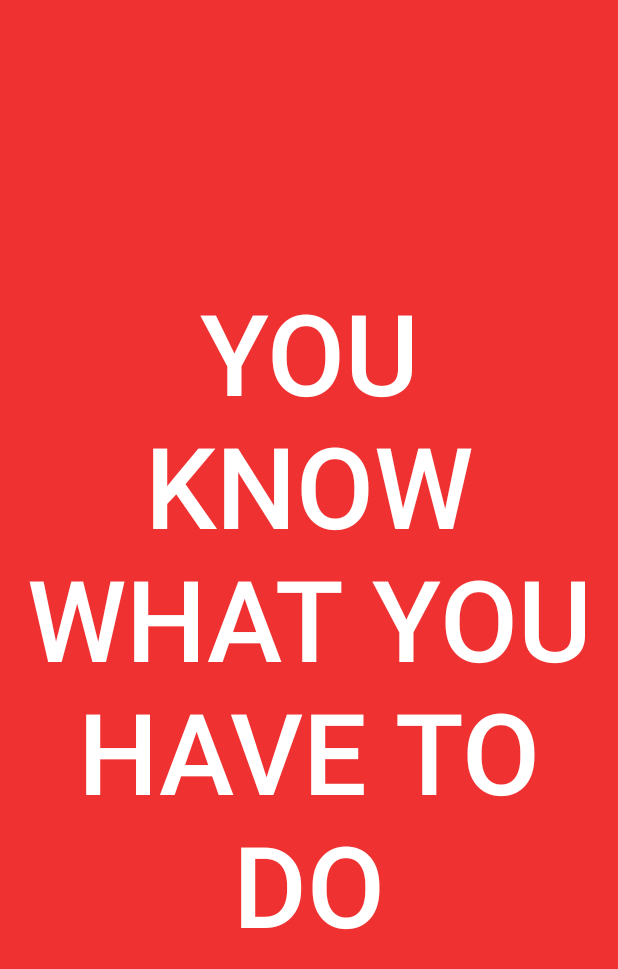
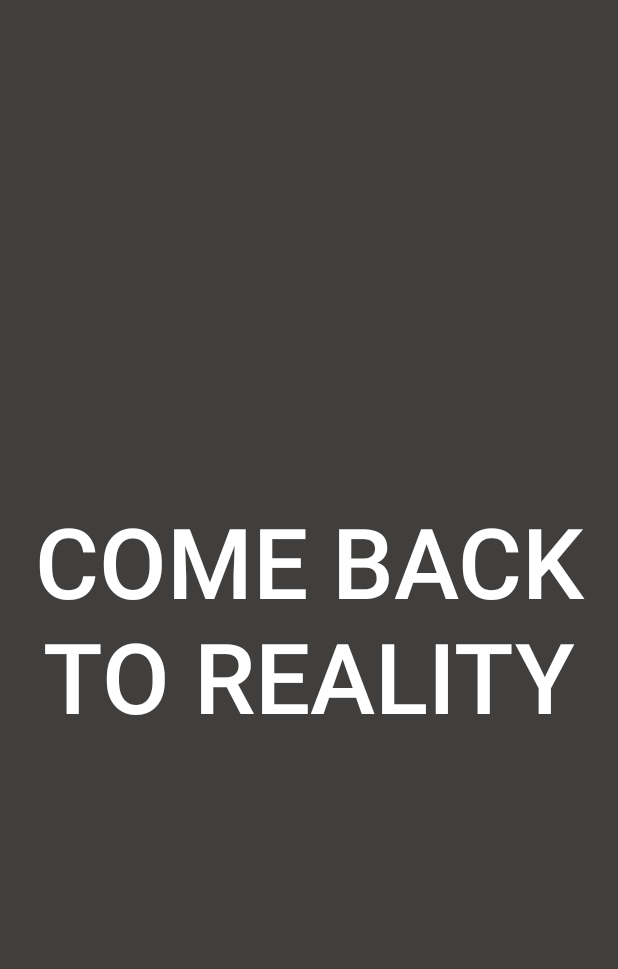
Before and after one commit to FunnyGopher/BwaaahButton, an Android app: the screen it shows after launch (MainActivity), on a phone screen of 412 x 824 dp. Shown: the top 969 px of the screen. Run offline under Robolectric (Android 15) with nearby library versions, the phone set to English and light mode, and no system bars.

Commit message:
Volume rockers now control the music volume.
Added quote strings and bwaaah string to string resources.
Changed icon to something more fitting.
Changed compile version to 23.
Bumped version to 1.1.

```diff
--- a/app/src/main/AndroidManifest.xml
+++ b/app/src/main/AndroidManifest.xml
@@ -1,10 +1,10 @@
 <?xml version="1.0" encoding="utf-8"?>
 <manifest xmlns:android="http://schemas.android.com/apk/res/android"
-    package="com.github.funnygopher.bwaaahbutton" >
+    package="com.github.funnygopher.bwaaahbutton">
 
     <application
         android:allowBackup="true"
-        android:icon="@mipmap/app_icon"
+        android:icon="@mipmap/ic_launcher"
         android:label="@string/app_name"
         android:theme="@style/Theme.AppCompat.NoActionBar" >
         <activity
@@ -12,7 +12,6 @@
             android:label="@string/app_name" >
             <intent-filter>
                 <action android:name="android.intent.action.MAIN" />
-
                 <category android:name="android.intent.category.LAUNCHER" />
             </intent-filter>
         </activity>
--- a/app/src/main/java/com/github/funnygopher/bwaaahbutton/MainActivity.java
+++ b/app/src/main/java/com/github/funnygopher/bwaaahbutton/MainActivity.java
@@ -1,10 +1,11 @@
 package com.github.funnygopher.bwaaahbutton;
 
+import android.content.res.Resources;
+import android.media.AudioManager;
 import android.media.MediaPlayer;
+import android.os.Bundle;
 import android.support.v7.app.ActionBarActivity;
-import android.os.Bundle;
-import android.view.Menu;
-import android.view.MenuItem;
+import android.support.v7.app.AppCompatActivity;
 import android.view.MotionEvent;
 import android.view.View;
 import android.view.animation.Animation;
@@ -13,48 +14,63 @@ import android.widget.Button;
 
 import java.util.Random;
 
-public class MainActivity extends ActionBarActivity {
+public class MainActivity extends AppCompatActivity {
 
-    private Random rand = new Random();
     private Button bwaaahButton;
     private MediaPlayer mediaPlayer;
 
-    private final String[] QUOTES = new String[] {
-        "Dream a little bigger",
-        "You know what you have to do",
-        "Dreams feel real while we're in them",
-        "I'm asking you to take a leap of faith",
-        "Come back to reality",
-    };
-    private final String BWAAAH = "Bwaaah!";
+    private Random rand;
+    private String[] quotes;
+    private String currQuote;
+    private String bwaaah;
 
     @Override
     protected void onCreate(Bundle savedInstanceState) {
         super.onCreate(savedInstanceState);
         setContentView(R.layout.activity_main);
 
+        // We need the volume rockers to control the music audio volume and not the ring volume
+        setVolumeControlStream(AudioManager.STREAM_MUSIC);
+
+        rand = new Random(System.currentTimeMillis());
+
+        // Grab the quotes and bwaaah string from resources
+        Resources res = getResources();
+        quotes = res.getStringArray(R.array.quotes);
+        bwaaah = res.getString(R.string.bwaaah);
+        currQuote = "";
+
+        // Initialize the button
         bwaaahButton = (Button) findViewById(R.id.bwaaah_button);
-        bwaaahButton.setText(QUOTES[rand.nextInt(QUOTES.length)]);
+        changeQuote();
         bwaaahButton.setOnTouchListener(new View.OnTouchListener() {
             @Override
             public boolean onTouch(View v, MotionEvent event) {
                 switch (event.getAction()) {
                     case MotionEvent.ACTION_DOWN:
-                        changeButtonText(BWAAAH);
-                        playSound();
-                        Animation shake = AnimationUtils.loadAnimation(MainActivity.this, R.anim.shake);
-                        bwaaahButton.startAnimation(shake);
+                        onTouchDown();
                         break;
 
                     case MotionEvent.ACTION_UP:
-                        bwaaahButton.setText(QUOTES[rand.nextInt(QUOTES.length)]);
-                        stopSound();
-                        bwaaahButton.clearAnimation();
+                        onTouchUp();
                         break;
                 }
                 return false;
             }
         });
+    }
+
+    private void onTouchDown() {
+        bwaaahButton.setText(bwaaah);
+        playSound();
+        Animation shake = AnimationUtils.loadAnimation(MainActivity.this, R.anim.shake);
+        bwaaahButton.startAnimation(shake);
+    }
+
+    private void onTouchUp() {
+        changeQuote();
+        stopSound();
+        bwaaahButton.clearAnimation();
     }
 
     private void playSound() {
@@ -67,7 +83,13 @@ public class MainActivity extends ActionBarActivity {
         mediaPlayer.release();
     }
 
-    private void changeButtonText(String text) {
-        bwaaahButton.setText(text);
+    private void changeQuote() {
+        String newQuote;
+        do {
+            newQuote = quotes[rand.nextInt(quotes.length)];
+        } while(newQuote.equals(currQuote));
+
+        currQuote = newQuote;
+        bwaaahButton.setText(currQuote);
     }
 }
--- a/app/src/main/res/layout/activity_main.xml
+++ b/app/src/main/res/layout/activity_main.xml
@@ -7,10 +7,10 @@
     <Button
         android:layout_width="250dp"
         android:layout_height="250dp"
-        android:background="@color/light_red"
-        android:text="Dream a Little Bigger"
-        android:textSize="75dp"
-        android:padding="16dp"
+        android:background="@color/gray"
+        android:text="@string/bwaaah"
+        android:textSize="65sp"
+        android:padding="16sp"
         android:textColor="@color/white"
         android:id="@+id/bwaaah_button"
         android:layout_alignParentTop="true"
--- a/app/src/main/res/values/colors.xml
+++ b/app/src/main/res/values/colors.xml
@@ -1,6 +1,5 @@
 <?xml version="1.0" encoding="utf-8"?>
 <resources>
-    <color name="light_red">#f03131</color>
     <color name="white">#ffffff</color>
-    <color name="dark_red">#e21d1d</color>
+    <color name="gray">#403f3d</color>
 </resources>
--- a/app/src/main/res/values/strings.xml
+++ b/app/src/main/res/values/strings.xml
@@ -1,6 +1,14 @@
 <resources>
     <string name="app_name">Bwaaah</string>
 
-    <string name="drama_button">Add Drama</string>
-    <string name="action_settings">Settings</string>
+    <string name="bwaaah">BWAAAH!</string>
+
+    <string-array name="quotes">
+        <item>Dream a little bigger</item>
+        <item>You know what you have to do</item>
+        <item>Dreams feel real while we\'re in them</item>
+        <item>I\'m asking you to take a leap of faith</item>
+        <item>Come back to reality</item>
+        <item>Do you remember how you got here?</item>
+    </string-array>
 </resources>
--- a/build.gradle
+++ b/build.gradle
@@ -5,7 +5,7 @@ buildscript {
         jcenter()
     }
     dependencies {
-        classpath 'com.android.tools.build:gradle:1.1.0'
+        classpath 'com.android.tools.build:gradle:2.0.0'
 
         // NOTE: Do not place your application dependencies here; they belong
         // in the individual module build.gradle files
```
Also changed, not shown: app/build.gradle (+5 -5 lines), app/src/main/res/mipmap-hdpi/app_icon.png (deleted), app/src/main/res/mipmap-hdpi/ic_launcher.png (added), app/src/main/res/mipmap-mdpi/app_icon.png (deleted), app/src/main/res/mipmap-mdpi/ic_launcher.png (added), app/src/main/res/mipmap-xhdpi/app_icon.png (deleted), app/src/main/res/mipmap-xhdpi/ic_launcher.png (added), app/src/main/res/mipmap-xxhdpi/app_icon.png (deleted), app/src/main/res/mipmap-xxhdpi/ic_launcher.png (added), app/src/main/res/mipmap-xxxhdpi/ic_launcher.png (added), gradle/wrapper/gradle-wrapper.properties, 3 other files.
